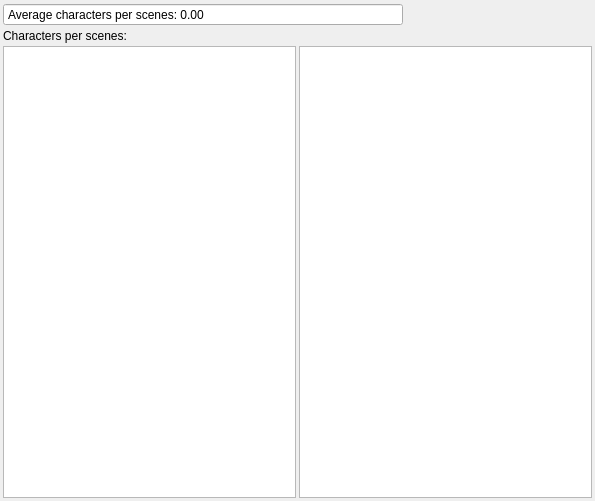
First picture: the form in ui/scene_dstribution_widget.ui, repository zkovari/plotlyst, before the edit.
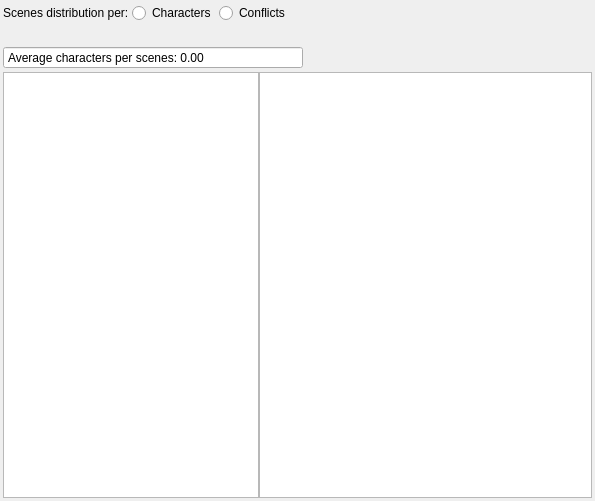
Second picture: the form after the edit.

Commit message: Add conflict scenes distribution model

The edit to the form file:
```diff
--- a/ui/scene_dstribution_widget.ui
+++ b/ui/scene_dstribution_widget.ui
@@ -35,11 +35,86 @@
    <property name="bottomMargin">
     <number>3</number>
    </property>
+   <item>
+    <layout class="QHBoxLayout" name="horizontalLayout_2">
+     <item alignment="Qt::AlignLeft">
+      <widget class="QLabel" name="label">
+       <property name="text">
+        <string>Scenes distribution per:</string>
+       </property>
+      </widget>
+     </item>
+     <item alignment="Qt::AlignHCenter">
+      <widget class="QRadioButton" name="btnCharacters">
+       <property name="cursor">
+        <cursorShape>PointingHandCursor</cursorShape>
+       </property>
+       <property name="text">
+        <string>Characters</string>
+       </property>
+       <property name="iconSize">
+        <size>
+         <width>24</width>
+         <height>24</height>
+        </size>
+       </property>
+       <property name="checkable">
+        <bool>true</bool>
+       </property>
+      </widget>
+     </item>
+     <item alignment="Qt::AlignLeft">
+      <widget class="QRadioButton" name="btnConflicts">
+       <property name="cursor">
+        <cursorShape>PointingHandCursor</cursorShape>
+       </property>
+       <property name="text">
+        <string>Conflicts</string>
+       </property>
+       <property name="iconSize">
+        <size>
+         <width>24</width>
+         <height>24</height>
+        </size>
+       </property>
+       <property name="checkable">
+        <bool>true</bool>
+       </property>
+      </widget>
+     </item>
+     <item>
+      <spacer name="horizontalSpacer">
+       <property name="orientation">
+        <enum>Qt::Horizontal</enum>
+       </property>
+       <property name="sizeHint" stdset="0">
+        <size>
+         <width>40</width>
+         <height>20</height>
+        </size>
+       </property>
+      </spacer>
+     </item>
+    </layout>
+   </item>
+   <item>
+    <spacer name="horizontalSpacer_2">
+     <property name="orientation">
+      <enum>Qt::Horizontal</enum>
+     </property>
+     <property name="sizeHint" stdset="0">
+      <size>
+       <width>40</width>
+       <height>20</height>
+      </size>
+     </property>
+    </spacer>
+   </item>
    <item>
     <widget class="QDoubleSpinBox" name="spinAverage">
      <property name="maximumSize">
       <size>
-       <width>400</width>
+       <width>300</width>
        <height>16777215</height>
       </size>
      </property>
@@ -66,24 +141,26 @@
      </property>
     </widget>
    </item>
-   <item>
-    <widget class="QLabel" name="label">
-     <property name="text">
-      <string>Characters per scenes:</string>
-     </property>
-    </widget>
-   </item>
    <item>
     <layout class="QHBoxLayout" name="horizontalLayout">
      <property name="spacing">
-      <number>3</number>
+      <number>0</number>
      </property>
      <item>
       <widget class="QTableView" name="tblCharacters">
+       <property name="sizePolicy">
+        <sizepolicy hsizetype="Maximum" vsizetype="Expanding">
+         <horstretch>0</horstretch>
+         <verstretch>0</verstretch>
+        </sizepolicy>
+       </property>
+       <property name="cursor" stdset="0">
+        <cursorShape>PointingHandCursor</cursorShape>
+       </property>
        <property name="iconSize">
         <size>
-         <width>32</width>
-         <height>32</height>
+         <width>28</width>
+         <height>28</height>
         </size>
        </property>
        <attribute name="horizontalHeaderVisible">
```
Left out of the diff: 3 changed lines with no effect on the pictures. The commit also changes 5 other files.
